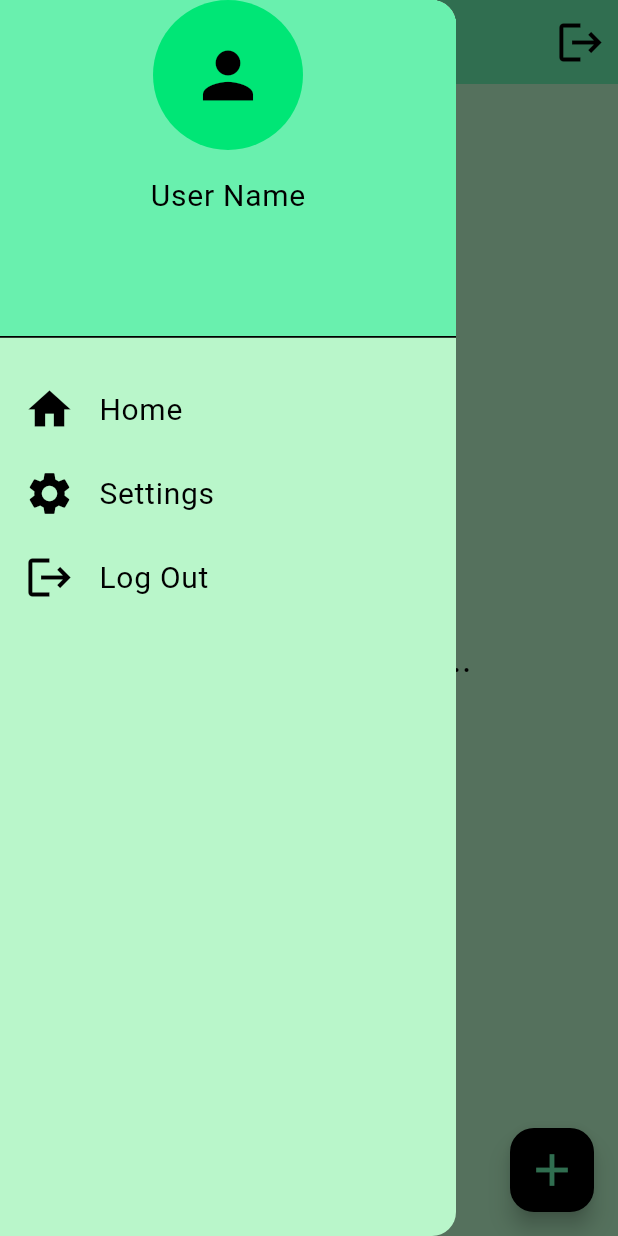
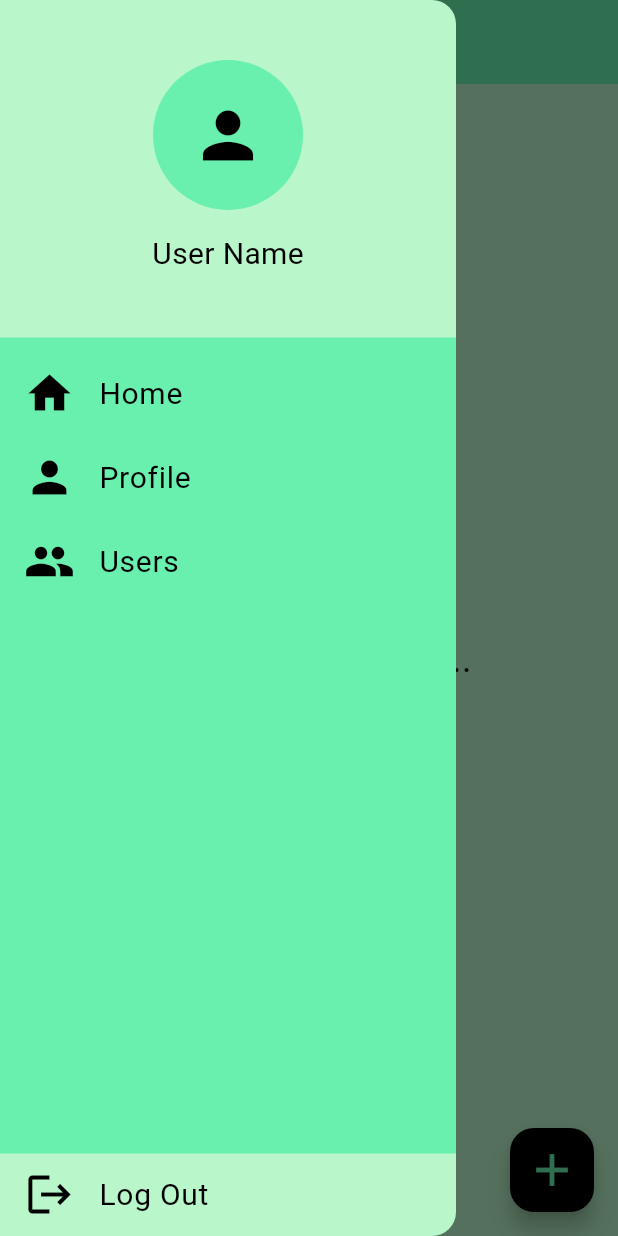
Before and after one commit to GrigoriSaki/fire_Exercise, a Flutter app: the screen it shows once a user with an empty profile is signed in, with the side drawer open, on a phone screen of 412 x 824 dp. Run offline on Flutter 3.47's test engine with Material 3 defaults, Android fonts, the light colour scheme and no system bars; our stand-ins replace cloud_firestore, firebase_auth, firebase_core; accounts and stored records are empty.

```diff
--- a/lib/components/myDrawer.dart
+++ b/lib/components/myDrawer.dart
@@ -1,4 +1,7 @@
+import 'package:firebase_auth/firebase_auth.dart';
 import 'package:flutter/material.dart';
+
+import '../loginPage.dart';
 
 class MyDrawer extends StatelessWidget {
   const MyDrawer({super.key});
@@ -6,22 +9,28 @@ class MyDrawer extends StatelessWidget {
   @override
   Widget build(BuildContext context) {
     return Drawer(
-      child: ListView(
-        padding: EdgeInsets.zero,
+      child: Stack(
         children: [
-          Container(
-            height: 225,
-            color: Colors.black,
-            child: DrawerHeader(
-              padding: EdgeInsets.zero,
-              margin: EdgeInsets.zero,
-              decoration: BoxDecoration(
+          Positioned(
+              left: 0,
+              right: 0,
+              top: 225,
+              bottom: 55,
+              child: Container(
                 color: Theme.of(context).colorScheme.primary,
+              )),
+          Column(
+            mainAxisAlignment: MainAxisAlignment.spaceBetween,
+            children: [
+              Column(
+                children: [
+                  Column(
+                    children: [
+                      SizedBox(
+                        height: 40,
                       ),
-              child: Column(
-                children: [
                       CircleAvatar(
-                    backgroundColor: Theme.of(context).colorScheme.secondary,
+                        backgroundColor: Theme.of(context).colorScheme.primary,
                         radius: 50,
                         child: Icon(
                           Icons.person,
@@ -40,34 +49,61 @@ class MyDrawer extends StatelessWidget {
                       ),
                     ],
                   ),
+
+                  SizedBox(
+                    height: 50,
                   ),
-          ),
-          SizedBox(
-            height: 20,
-          ),
+
+                  //HOME Button
                   ListTile(
                     title: Text('Home', style: TextStyle(fontSize: 20)),
                     leading: Icon(Icons.home, size: 34),
                     onTap: () {
-              Navigator.pop(context);
+                      Navigator.pushNamed(context, 'home page');
                     },
                   ),
+
+                  //PROFILE Button
                   ListTile(
-            title: Text('Settings', style: TextStyle(fontSize: 20)),
+                    title: Text('Profile', style: TextStyle(fontSize: 20)),
                     leading: Icon(
-              Icons.settings,
+                      Icons.person,
                       size: 34,
                     ),
                     onTap: () {
                       Navigator.pop(context);
+                      Navigator.pushNamed(context, 'profile page');
                     },
                   ),
+
+                  //USERS Button
+                  ListTile(
+                    title: Text('Users', style: TextStyle(fontSize: 20)),
+                    leading: Icon(Icons.people, size: 34),
+                    onTap: () {
+                      Navigator.pop(context);
+                      Navigator.pushNamed(context, 'users page');
+                    },
+                  ),
+                ],
+              ),
+              //LOGOUT Button
               ListTile(
                 title: Text('Log Out', style: TextStyle(fontSize: 20)),
-            leading: Icon(Icons.logout, size: 34),
-            onTap: () {
+                leading: Icon(
+                  Icons.logout,
+                  size: 34,
+                ),
+                onTap: () async {
                   Navigator.pop(context);
+                  await FirebaseAuth.instance.signOut();
+                  Navigator.pushAndRemoveUntil(
+                      context,
+                      MaterialPageRoute(builder: (context) => LoginPage()),
+                      (Route<dynamic> route) => false);
                 },
+              ),
+            ],
           ),
         ],
       ),
--- a/lib/homePage.dart
+++ b/lib/homePage.dart
@@ -85,21 +85,6 @@ class _HomePageState extends State<HomePage> {
         ),
         centerTitle: true,
         automaticallyImplyLeading: true,
-        actions: [
-          IconButton(
-              onPressed: () async {
-                await FirebaseAuth.instance.signOut();
-                Navigator.pushAndRemoveUntil(
-                    context,
-                    MaterialPageRoute(builder: (context) => LoginPage()),
-                    (Route<dynamic> route) => false);
-              },
-              icon: Icon(
-                Icons.logout,
-                color: Theme.of(context).colorScheme.inversePrimary,
-                size: 34,
-              )),
-        ],
       ),
       body: Container(
           margin: EdgeInsets.all(10),
--- a/lib/main.dart
+++ b/lib/main.dart
@@ -1,10 +1,14 @@
 import 'package:fire_exercises/helperFunctions/auhFunc.dart';
+import 'package:fire_exercises/homePage.dart';
+import 'package:fire_exercises/loginPage.dart';
 
 import 'package:fire_exercises/theme/dark_mode.dart';
 import 'package:fire_exercises/theme/light_mode.dart';
 import 'package:firebase_core/firebase_core.dart';
 import 'package:flutter/material.dart';
 import 'firebase_options.dart';
+import 'profilePage.dart';
+import 'usersPage.dart';
 
 void main() async {
   WidgetsFlutterBinding.ensureInitialized();
@@ -23,6 +27,12 @@ class MyApp extends StatelessWidget {
       home: AuthFunc(),
       theme: lightMode,
       darkTheme: darkMode,
+      routes: {
+        'profile page': (context) => ProfilePage(),
+        'login page': (context) => LoginPage(),
+        'home page': (context) => HomePage(),
+        'users page': (context) => UsersPage(),
+      },
     );
   }
 }
```
Also changed, not shown: lib/profilePage.dart (added, +73 -0 lines), lib/registerPage.dart (+22 -3 lines), lib/usersPage.dart (added, +26 -0 lines). Lines whose indentation alone changed are shown as unchanged.
